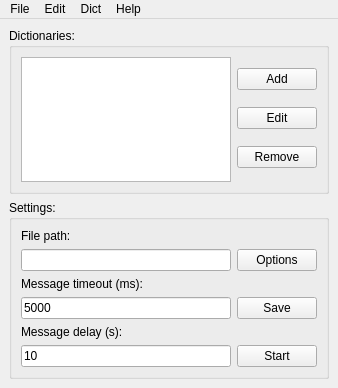
Old version of the form qwordnotify.ui in the repository hellhammer/qwordnotify.
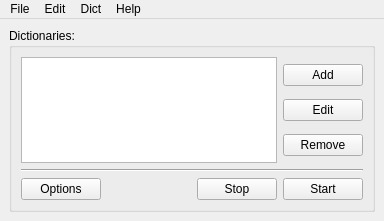
New version of the form.

The edit to the form file:
```diff
--- a/qwordnotify.ui
+++ b/qwordnotify.ui
@@ -6,21 +6,23 @@
    <rect>
     <x>0</x>
     <y>0</y>
-    <width>338</width>
-    <height>388</height>
+    <width>384</width>
+    <height>221</height>
    </rect>
   </property>
   <property name="windowTitle">
    <string>qWordNotify</string>
   </property>
   <widget class="QWidget" name="centralwidget">
-   <layout class="QVBoxLayout" name="verticalLayout_5">
+   <layout class="QVBoxLayout" name="verticalLayout_2">
     <item>
      <widget class="QGroupBox" name="dictGroupBox">
       <property name="title">
        <string>Dictionaries:</string>
       </property>
-      <layout class="QHBoxLayout" name="horizontalLayout_3">
+      <layout class="QVBoxLayout" name="verticalLayout">
+       <item>
+        <layout class="QHBoxLayout" name="horizontalLayout_2">
        <item>
         <widget class="QListView" name="dictListView"/>
        </item>
@@ -50,28 +52,16 @@
         </layout>
        </item>
       </layout>
-     </widget>
     </item>
     <item>
-     <widget class="QGroupBox" name="settingsGroupBox">
-      <property name="title">
-       <string>Settings:</string>
-      </property>
-      <layout class="QVBoxLayout" name="verticalLayout_4">
-       <item>
-        <layout class="QVBoxLayout" name="verticalLayout_2">
-         <item>
-          <widget class="QLabel" name="fileLabel">
-           <property name="text">
-            <string>File path:</string>
-           </property>
+        <widget class="Line" name="line">
+         <property name="orientation">
+          <enum>Qt::Horizontal</enum>
+         </property>
           </widget>
          </item>
          <item>
-          <layout class="QHBoxLayout" name="horizontalLayout_4">
-           <item>
-            <widget class="QLineEdit" name="fileLineEdit"/>
-           </item>
+        <layout class="QHBoxLayout" name="horizontalLayout">
            <item>
             <widget class="QPushButton" name="optionsPushButton">
              <property name="text">
@@ -79,54 +69,23 @@
              </property>
             </widget>
            </item>
-          </layout>
-         </item>
-        </layout>
-       </item>
        <item>
-        <layout class="QVBoxLayout" name="verticalLayout">
-         <item>
-          <widget class="QLabel" name="timeoutLabel">
-           <property name="text">
-            <string>Message timeout (ms):</string>
+          <spacer name="horizontalSpacer">
+           <property name="orientation">
+            <enum>Qt::Horizontal</enum>
            </property>
-          </widget>
-         </item>
-         <item>
-          <layout class="QHBoxLayout" name="horizontalLayout_2">
-           <item>
-            <widget class="QLineEdit" name="timeoutLineEdit">
-             <property name="text">
-              <string>5000</string>
-             </property>
-            </widget>
+           <property name="sizeHint" stdset="0">
+            <size>
+             <width>40</width>
+             <height>20</height>
+            </size>
+           </property>
+          </spacer>
            </item>
            <item>
-            <widget class="QPushButton" name="savePushButton">
+          <widget class="QPushButton" name="stopPushButton">
              <property name="text">
-              <string>Save</string>
-             </property>
-            </widget>
-           </item>
-          </layout>
-         </item>
-        </layout>
-       </item>
-       <item>
-        <layout class="QVBoxLayout" name="verticalLayout_3">
-         <item>
-          <widget class="QLabel" name="delayLabel">
-           <property name="text">
-            <string>Message delay (s):</string>
-           </property>
-          </widget>
-         </item>
-         <item>
-          <layout class="QHBoxLayout" name="horizontalLayout">
-           <item>
-            <widget class="QLineEdit" name="delayLineEdit">
-             <property name="text">
-              <string>10</string>
+            <string>Stop</string>
              </property>
             </widget>
            </item>
@@ -140,8 +99,6 @@
           </layout>
          </item>
         </layout>
-       </item>
-      </layout>
      </widget>
     </item>
    </layout>
@@ -151,7 +108,7 @@
     <rect>
      <x>0</x>
      <y>0</y>
-     <width>338</width>
+     <width>384</width>
      <height>26</height>
     </rect>
    </property>
```
Left out of the diff: 19 changed lines with no effect on the pictures. Lines whose indentation alone changed are shown as unchanged.
